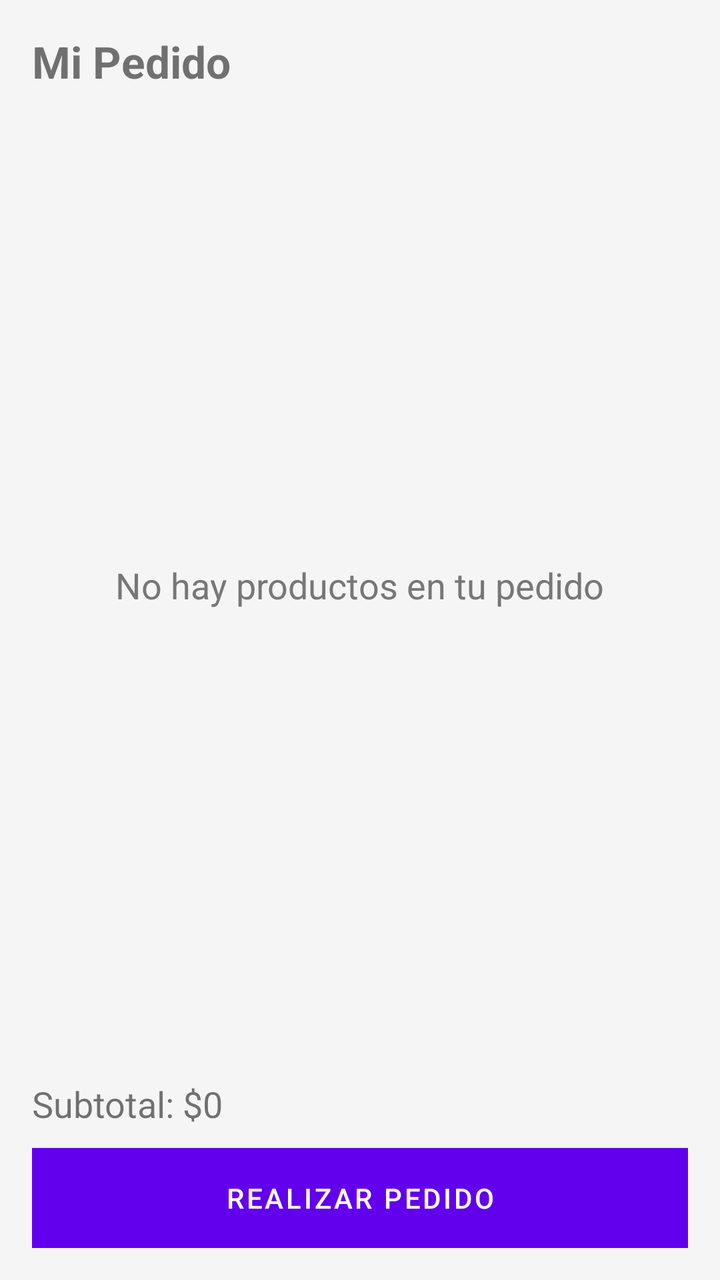
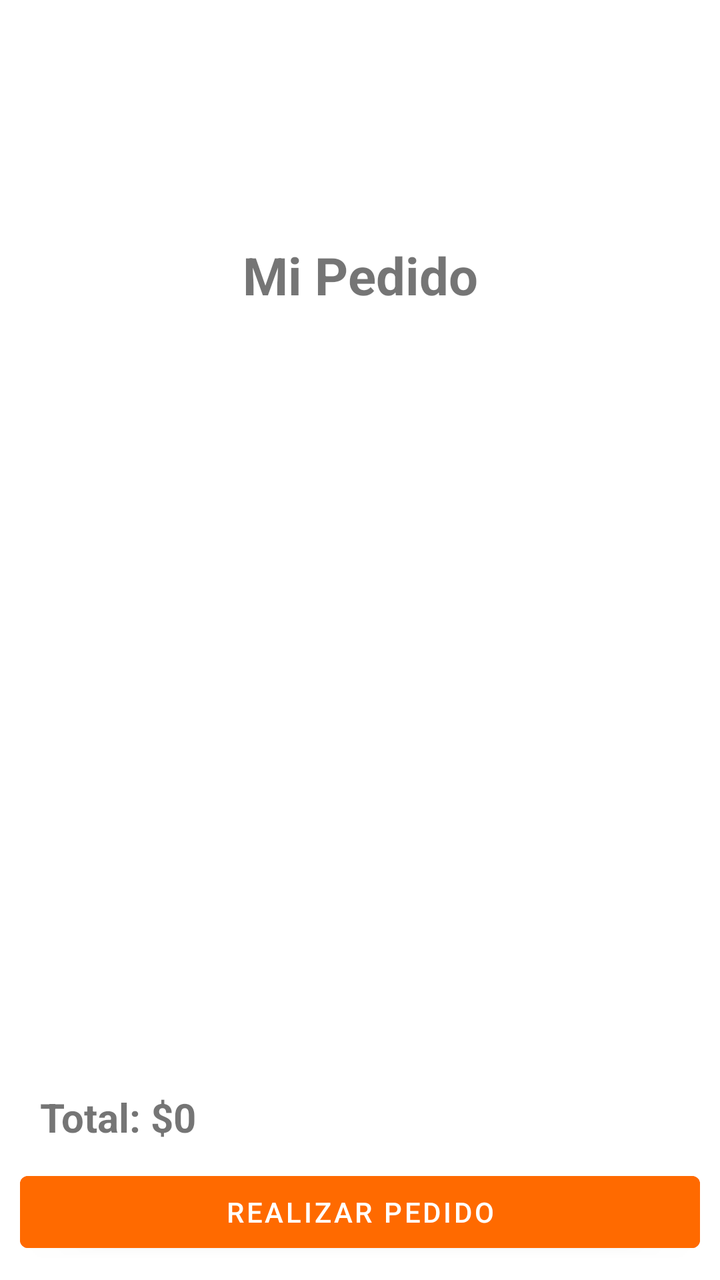

Two renders of the same Android screen: before a commit and after it. Below are the layout's source before the change and the commit's diff.
<!-- AndroidManifest.xml: application theme Theme.PSM -->
<!-- res/layout/activity_mi_pedido.xml -->
<LinearLayout xmlns:android="http://schemas.android.com/apk/res/android"
    android:id="@+id/main"
    android:layout_width="match_parent"
    android:layout_height="match_parent"
    android:orientation="vertical"
    android:background="#F5F5F5">

    
    <TextView
        android:text="Mi Pedido"
        android:textSize="22sp"
        android:textStyle="bold"
        android:padding="16dp"
        android:layout_width="match_parent"
        android:layout_height="wrap_content"/>

    
    <LinearLayout
        android:layout_width="match_parent"
        android:layout_height="0dp"
        android:layout_weight="1"
        android:gravity="center"
        android:orientation="vertical">

        <TextView
            android:text="No hay productos en tu pedido"
            android:textSize="18sp"
            android:textColor="#777777"
            android:layout_width="wrap_content"
            android:layout_height="wrap_content"/>

    </LinearLayout>

    
    <LinearLayout
        android:layout_width="match_parent"
        android:layout_height="wrap_content"
        android:orientation="vertical"
        android:padding="16dp">

        <TextView
            android:text="Subtotal: $0"
            android:textSize="18sp"
            android:layout_width="wrap_content"
            android:layout_height="wrap_content"/>

        <Button
            android:text="Realizar Pedido"
            android:background="#FF6A00"
            android:textColor="#FFFFFF"
            android:layout_marginTop="10dp"
            android:layout_width="match_parent"
            android:layout_height="50dp"/>
    </LinearLayout>

</LinearLayout>
<!-- resources referenced by this layout -->
<resources>
  <style name="Theme.PSM" parent="Theme.MaterialComponents.DayNight.DarkActionBar">
          
          <item name="colorPrimary">@color/purple_500</item>
          <item name="colorPrimaryVariant">@color/purple_700</item>
          <item name="colorOnPrimary">@color/white</item>
          
          <item name="colorSecondary">@color/teal_200</item>
          <item name="colorSecondaryVariant">@color/teal_700</item>
          <item name="colorOnSecondary">@color/black</item>
          
          <item name="android:statusBarColor">?attr/colorPrimaryVariant</item>
          
      </style>
  <color name="purple_500">#FF6200EE</color>
  <color name="purple_700">#FF3700B3</color>
  <color name="white">#FFFFFFFF</color>
  <color name="teal_200">#FF03DAC5</color>
  <color name="teal_700">#FF018786</color>
  <color name="black">#FF000000</color>
</resources>

<!-- the commit's change to res/layout/activity_mi_pedido.xml (unified diff, before → after) -->
@@ -1,56 +1,51 @@
-<LinearLayout xmlns:android="http://schemas.android.com/apk/res/android"
-    android:id="@+id/main"
+<?xml version="1.0" encoding="utf-8"?>
+<LinearLayout
+    xmlns:android="http://schemas.android.com/apk/res/android"
     android:layout_width="match_parent"
     android:layout_height="match_parent"
     android:orientation="vertical"
-    android:background="#F5F5F5">
+    android:paddingTop="120dp"
+    android:paddingStart="10dp"
+    android:paddingEnd="10dp"
+    android:paddingBottom="10dp">
 
-    
     <TextView
+        android:layout_width="match_parent"
+        android:layout_height="wrap_content"
         android:text="Mi Pedido"
-        android:textSize="22sp"
+        android:textSize="26sp"
         android:textStyle="bold"
-        android:padding="16dp"
-        android:layout_width="match_parent"
-        android:layout_height="wrap_content"/>
+        android:gravity="center"
+        android:paddingBottom="20dp"/>
 
-    
-    <LinearLayout
+    <ScrollView
         android:layout_width="match_parent"
         android:layout_height="0dp"
-        android:layout_weight="1"
-        android:gravity="center"
-        android:orientation="vertical">
+        android:layout_weight="1">
 
-        <TextView
-            android:text="No hay productos en tu pedido"
-            android:textSize="18sp"
-            android:textColor="#777777"
-            android:layout_width="wrap_content"
-            android:layout_height="wrap_content"/>
+        <LinearLayout
+            android:id="@+id/contenedorPedidos"
+            android:layout_width="match_parent"
+            android:layout_height="wrap_content"
+            android:orientation="vertical"/>
 
-    </LinearLayout>
+    </ScrollView>
 
-    
-    <LinearLayout
+    <TextView
+        android:id="@+id/tvTotal"
         android:layout_width="match_parent"
         android:layout_height="wrap_content"
-        android:orientation="vertical"
-        android:padding="16dp">
+        android:text="Total: $0"
+        android:textSize="20sp"
+        android:textStyle="bold"
+        android:padding="10dp"/>
 
-        <TextView
-            android:text="Subtotal: $0"
-            android:textSize="18sp"
-            android:layout_width="wrap_content"
-            android:layout_height="wrap_content"/>
-
-        <Button
-            android:text="Realizar Pedido"
-            android:background="#FF6A00"
-            android:textColor="#FFFFFF"
-            android:layout_marginTop="10dp"
-            android:layout_width="match_parent"
-            android:layout_height="50dp"/>
-    </LinearLayout>
+    <Button
+        android:id="@+id/btnRealizarPedido"
+        android:layout_width="match_parent"
+        android:layout_height="wrap_content"
+        android:text="Realizar Pedido"
+        android:backgroundTint="#FF6A00"
+        android:textColor="#FFFFFF"/>
 
 </LinearLayout>
